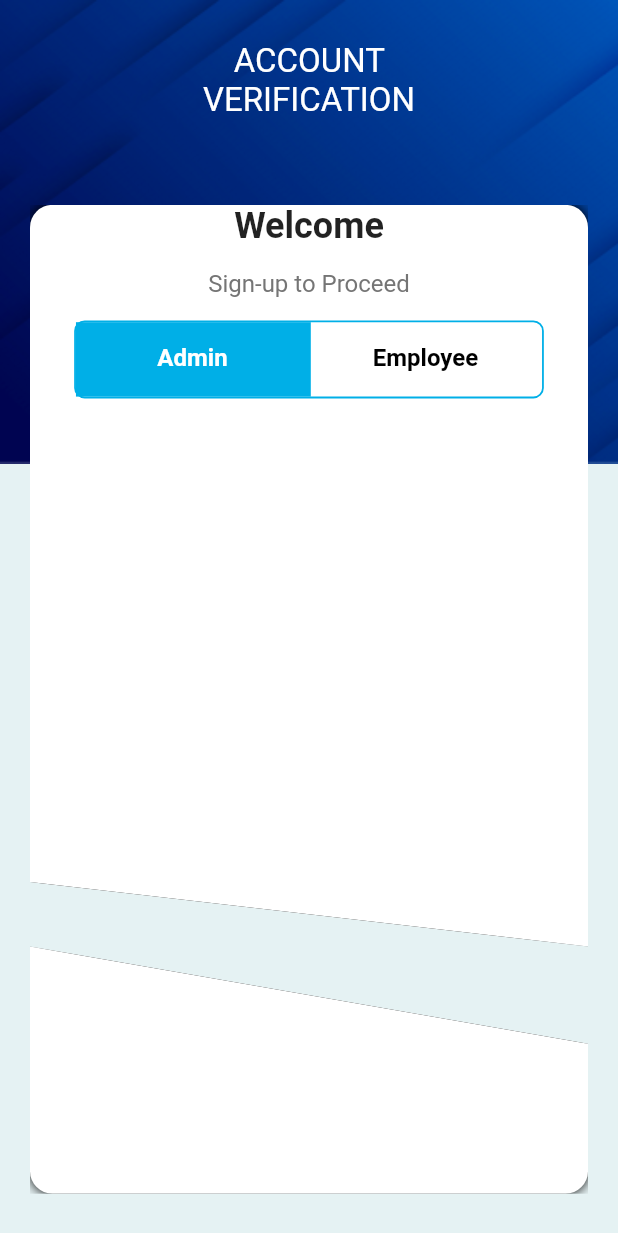
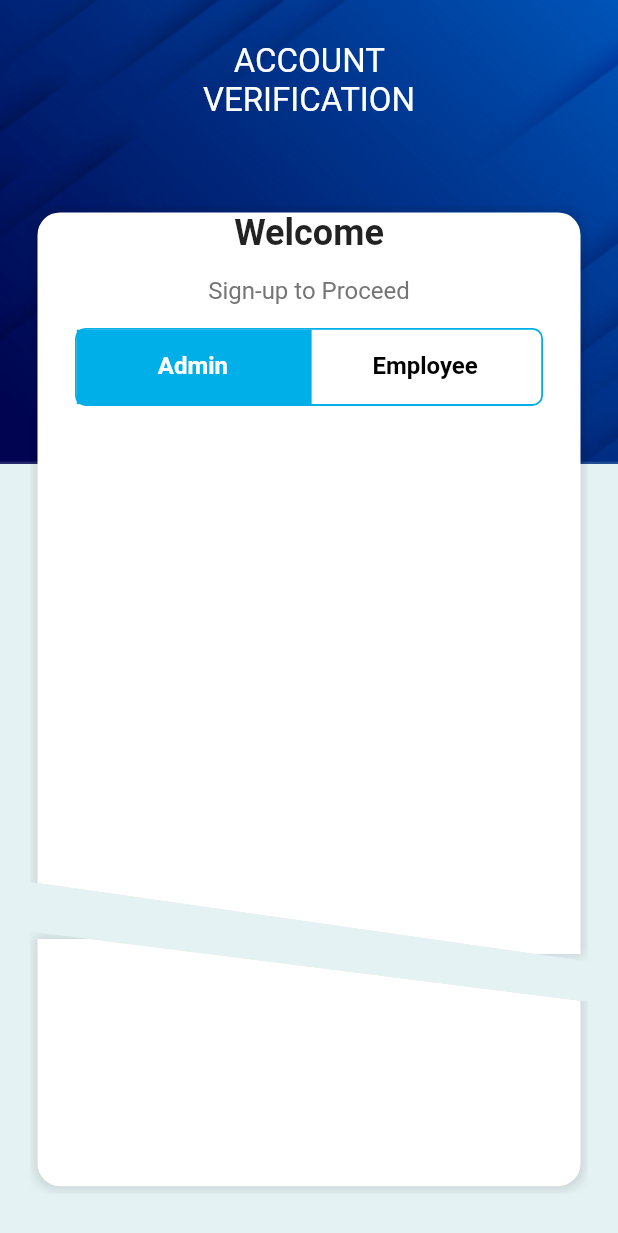
Before and after one commit to OniX9/Employee-Attendance-App, a Flutter app: the screen it shows after launch, on a phone screen of 412 x 824 dp. Shown: the top 1233 px of the screen. Run offline on Flutter 3.47's test engine with Material 2 defaults, Android fonts, the phone set to English and light mode, and no system bars; our stand-ins replace flutter_onboarding_slider, flutter_svg, rive.

Commit message:
ClippedContainer bug fixes & UserAuth model added

```diff
--- /dev/null
+++ b/lib/models/user_auth.dart
@@ -0,0 +1,6 @@
+class UserAuth {
+  String email;
+  String password;
+
+  UserAuth(this.email, this.password);
+}
--- a/lib/screens/login_signup_screen.dart
+++ b/lib/screens/login_signup_screen.dart
@@ -171,7 +171,7 @@ class AnimatedToggleThumb extends StatelessWidget {
     return AnimatedAlign(
       alignment:
           uiConsumer.isAdmin ? Alignment.centerLeft : Alignment.centerRight,
-      duration: const Duration(milliseconds: 190),
+      duration: const Duration(milliseconds: 185),
       child: Container(
         width: width,
         color: kPrimaryColor,
--- a/lib/widgets/clipped_container.dart
+++ b/lib/widgets/clipped_container.dart
@@ -18,7 +18,8 @@ class ClippedContainer extends StatelessWidget {
       clipper: DiagonalClipper(clipPosition),
       child: Container(
         padding: EdgeInsets.symmetric(horizontal: 25),
-        constraints: BoxConstraints(maxWidth: 400),
+        margin: EdgeInsets.all(5),
+        constraints: BoxConstraints(maxWidth: 390),
         width: double.maxFinite,
         height: height,
         decoration: BoxDecoration(
@@ -34,8 +35,9 @@ class ClippedContainer extends StatelessWidget {
                 ),
           boxShadow: [
             BoxShadow(
-              blurRadius: 6,
-              color: Colors.black,
+              blurRadius: 5,
+              spreadRadius: 2,
+              color: Colors.black12,
             ),
           ],
         ),
@@ -54,16 +56,17 @@ class DiagonalClipper extends CustomClipper<Path> {
     final path = Path();
     if (position == Cut.bottom) {
       print(size.height);
-      path.lineTo(0.0, size.height - 43.0);
+      path.lineTo(0.0, size.height * 0.895);
       path.lineTo(size.width, size.height);
       path.lineTo(size.width, 0.0);
       path.close();
       return path;
     } else {
+      print(size.height);
       path.lineTo(0.0, 0.0);
       path.lineTo(0.0, size.height);
       path.lineTo(size.width, size.height);
-      path.lineTo(size.width, size.height- 100);
+      path.lineTo(size.width, size.height * 0.268);
       path.close();
       return path;
     }
```
